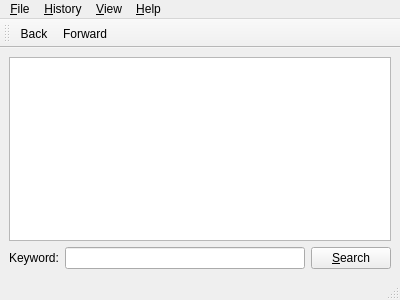
This is ui/mainwindow.ui in jnmbk/boncuk as Qt 5 draws it before an edit. The edited form follows.
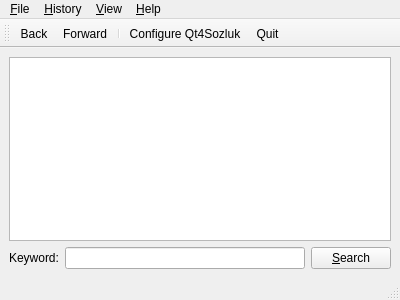
This is the edited form. Icons and pictures are not drawn.

Commit message: textbrowser->textedit

Patch:
```diff
--- a/ui/mainwindow.ui
+++ b/ui/mainwindow.ui
@@ -123,6 +123,9 @@
    </attribute>
    <addaction name="actionBack" />
    <addaction name="actionForward" />
+   <addaction name="separator" />
+   <addaction name="actionConfigure" />
+   <addaction name="actionQuit" />
   </widget>
   <action name="actionHelp" >
    <property name="text" >
```
Left out of the diff: 70 changed lines with no effect on the pictures. Lines whose indentation alone changed are shown as unchanged. The commit also changes 1 other file.
